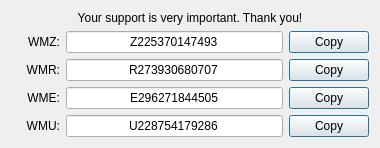
This is src/donatewebmoney.ui in JulyIghor/QtBitcoinTrader as Qt 5 draws it before an edit. The edited form follows.
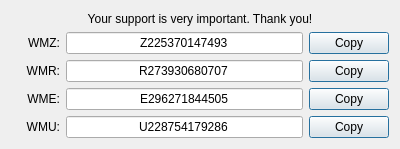
This is the edited form. Icons and pictures are not drawn.

What changed in the file:
```diff
--- a/src/donatewebmoney.ui
+++ b/src/donatewebmoney.ui
@@ -6,13 +6,16 @@
    <rect>
     <x>0</x>
     <y>0</y>
-    <width>380</width>
-    <height>147</height>
+    <width>400</width>
+    <height>149</height>
    </rect>
   </property>
   <property name="windowTitle">
    <string>DonateWebMoney</string>
   </property>
+  <property name="styleSheet">
+   <string notr="true"/>
+  </property>
   <layout class="QGridLayout" name="gridLayout">
    <item row="1" column="0">
     <widget class="QLabel" name="btcLabel11">
```
Left out of the diff: 298 changed lines with no effect on the pictures.
